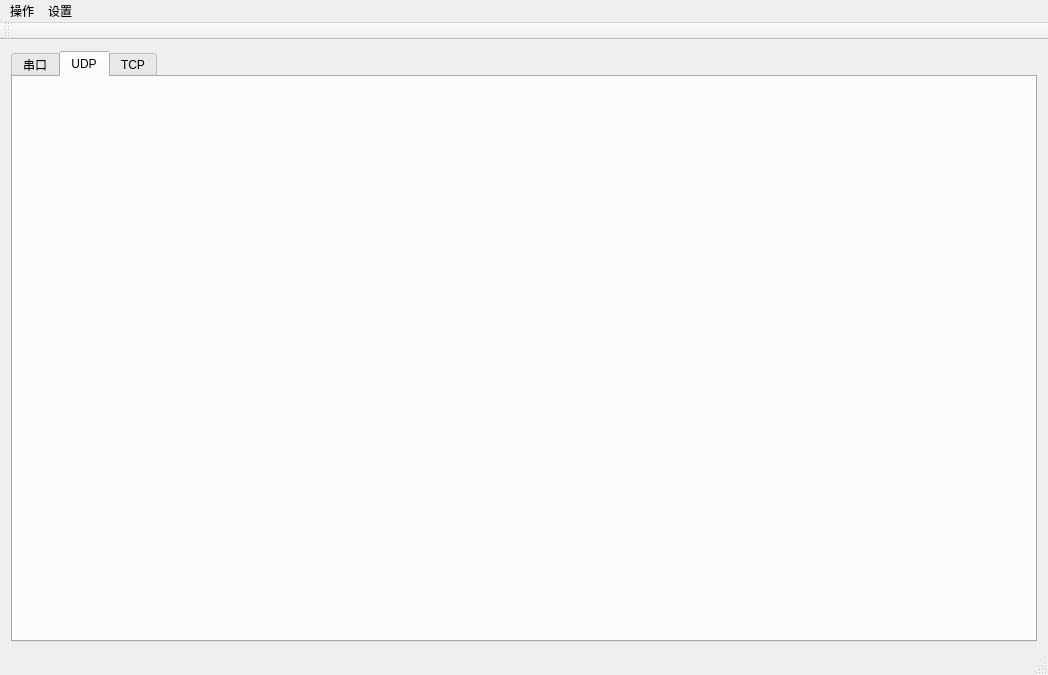
Qt form mainwindow.ui (tongxuenihao/qtMulti-functionTool) before a commit.
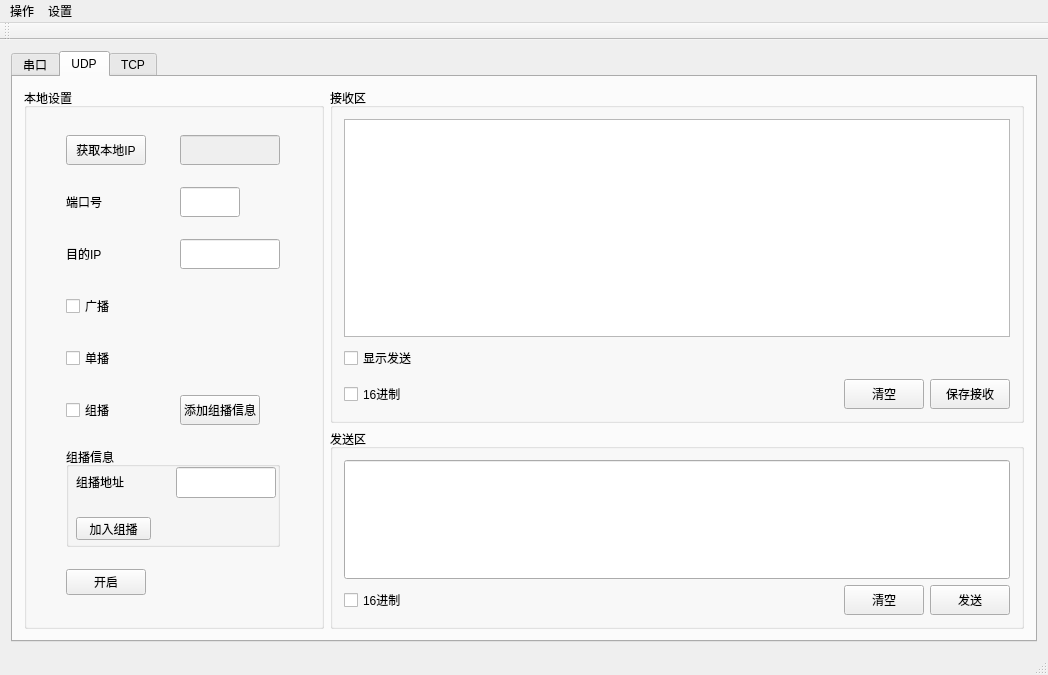
The same form after that commit. The open tabs and pages were chosen to show the change.

```diff
--- a/mainwindow.ui
+++ b/mainwindow.ui
@@ -15,11 +15,11 @@
   </property>
   <widget class="QWidget" name="centralWidget">
    <layout class="QGridLayout" name="gridLayout">
-    <item row="0" column="0">
+    <item row="1" column="0">
      <widget class="QTabWidget" name="tabWidget">
       <property name="maximumSize">
        <size>
-        <width>1030</width>
+        <width>16777215</width>
         <height>16777215</height>
        </size>
       </property>
@@ -397,6 +397,434 @@
        <attribute name="title">
         <string>UDP</string>
        </attribute>
+       <layout class="QGridLayout" name="gridLayout_5">
+        <item row="0" column="0" rowspan="2">
+         <widget class="QGroupBox" name="groupBox_4">
+          <property name="sizePolicy">
+           <sizepolicy hsizetype="Expanding" vsizetype="Expanding">
+            <horstretch>0</horstretch>
+            <verstretch>0</verstretch>
+           </sizepolicy>
+          </property>
+          <property name="maximumSize">
+           <size>
+            <width>300</width>
+            <height>16777215</height>
+           </size>
+          </property>
+          <property name="title">
+           <string>本地设置</string>
+          </property>
+          <layout class="QGridLayout" name="gridLayout_8">
+           <item row="0" column="0">
+            <widget class="QPushButton" name="pushButton_19">
+             <property name="maximumSize">
+              <size>
+               <width>80</width>
+               <height>30</height>
+              </size>
+             </property>
+             <property name="text">
+              <string>获取本地IP</string>
+             </property>
+            </widget>
+           </item>
+           <item row="6" column="0" colspan="2">
+            <widget class="QGroupBox" name="groupBox_7">
+             <property name="maximumSize">
+              <size>
+               <width>16777215</width>
+               <height>100</height>
+              </size>
+             </property>
+             <property name="title">
+              <string>组播信息</string>
+             </property>
+             <widget class="QLabel" name="label_15">
+              <property name="geometry">
+               <rect>
+                <x>10</x>
+                <y>20</y>
+                <width>54</width>
+                <height>30</height>
+               </rect>
+              </property>
+              <property name="maximumSize">
+               <size>
+                <width>16777215</width>
+                <height>30</height>
+               </size>
+              </property>
+              <property name="text">
+               <string>组播地址</string>
+              </property>
+             </widget>
+             <widget class="QLineEdit" name="lineEdit_12">
+              <property name="geometry">
+               <rect>
+                <x>110</x>
+                <y>20</y>
+                <width>100</width>
+                <height>31</height>
+               </rect>
+              </property>
+              <property name="maximumSize">
+               <size>
+                <width>100</width>
+                <height>16777215</height>
+               </size>
+              </property>
+              <property name="toolTip">
+               <string/>
+              </property>
+             </widget>
+             <widget class="QPushButton" name="pushButton_3">
+              <property name="geometry">
+               <rect>
+                <x>10</x>
+                <y>70</y>
+                <width>75</width>
+                <height>23</height>
+               </rect>
+              </property>
+              <property name="maximumSize">
+               <size>
+                <width>16777215</width>
+                <height>30</height>
+               </size>
+              </property>
+              <property name="text">
+               <string>加入组播</string>
+              </property>
+             </widget>
+            </widget>
+           </item>
+           <item row="4" column="0">
+            <widget class="QCheckBox" name="checkBox_4">
+             <property name="maximumSize">
+              <size>
+               <width>16777215</width>
+               <height>30</height>
+              </size>
+             </property>
+             <property name="text">
+              <string>单播</string>
+             </property>
+            </widget>
+           </item>
+           <item row="5" column="1">
+            <widget class="QPushButton" name="pushButton_2">
+             <property name="maximumSize">
+              <size>
+               <width>80</width>
+               <height>30</height>
+              </size>
+             </property>
+             <property name="text">
+              <string>添加组播信息</string>
+             </property>
+            </widget>
+           </item>
+           <item row="2" column="0">
+            <widget class="QLabel" name="label_10">
+             <property name="text">
+              <string>目的IP</string>
+             </property>
+            </widget>
+           </item>
+           <item row="0" column="1">
+            <widget class="QLineEdit" name="lineEdit_3">
+             <property name="enabled">
+              <bool>false</bool>
+             </property>
+             <property name="sizePolicy">
+              <sizepolicy hsizetype="Expanding" vsizetype="Expanding">
+               <horstretch>0</horstretch>
+               <verstretch>0</verstretch>
+              </sizepolicy>
+             </property>
+             <property name="maximumSize">
+              <size>
+               <width>100</width>
+               <height>30</height>
+              </size>
+             </property>
+            </widget>
+           </item>
+           <item row="1" column="0">
+            <widget class="QLabel" name="label_9">
+             <property name="text">
+              <string>端口号</string>
+             </property>
+            </widget>
+           </item>
+           <item row="5" column="0">
+            <widget class="QCheckBox" name="checkBox_6">
+             <property name="maximumSize">
+              <size>
+               <width>16777215</width>
+               <height>30</height>
+              </size>
+             </property>
+             <property name="text">
+              <string>组播</string>
+             </property>
+            </widget>
+           </item>
+           <item row="2" column="1">
+            <widget class="QLineEdit" name="lineEdit_7">
+             <property name="maximumSize">
+              <size>
+               <width>100</width>
+               <height>30</height>
+              </size>
+             </property>
+            </widget>
+           </item>
+           <item row="3" column="0">
+            <widget class="QCheckBox" name="checkBox_3">
+             <property name="maximumSize">
+              <size>
+               <width>16777215</width>
+               <height>30</height>
+              </size>
+             </property>
+             <property name="text">
+              <string>广播</string>
+             </property>
+            </widget>
+           </item>
+           <item row="1" column="1">
+            <widget class="QLineEdit" name="lineEdit_4">
+             <property name="maximumSize">
+              <size>
+               <width>60</width>
+               <height>30</height>
+              </size>
+             </property>
+            </widget>
+           </item>
+           <item row="7" column="0">
+            <widget class="QPushButton" name="pushButton_4">
+             <property name="text">
+              <string>开启</string>
+             </property>
+            </widget>
+           </item>
+          </layout>
+         </widget>
+        </item>
+        <item row="0" column="1">
+         <widget class="QGroupBox" name="groupBox_5">
+          <property name="sizePolicy">
+           <sizepolicy hsizetype="Expanding" vsizetype="Expanding">
+            <horstretch>0</horstretch>
+            <verstretch>0</verstretch>
+           </sizepolicy>
+          </property>
+          <property name="title">
+           <string>接收区</string>
+          </property>
+          <property name="alignment">
+           <set>Qt::AlignLeading|Qt::AlignLeft|Qt::AlignTop</set>
+          </property>
+          <layout class="QGridLayout" name="gridLayout_7">
+           <item row="2" column="2">
+            <widget class="QPushButton" name="pushButton_5">
+             <property name="sizePolicy">
+              <sizepolicy hsizetype="Expanding" vsizetype="Expanding">
+               <horstretch>0</horstretch>
+               <verstretch>0</verstretch>
+              </sizepolicy>
+             </property>
+             <property name="maximumSize">
+              <size>
+               <width>80</width>
+               <height>30</height>
+              </size>
+             </property>
+             <property name="text">
+              <string>清空</string>
+             </property>
+            </widget>
+           </item>
+           <item row="2" column="0">
+            <widget class="QCheckBox" name="checkBox_8">
+             <property name="sizePolicy">
+              <sizepolicy hsizetype="Expanding" vsizetype="Expanding">
+               <horstretch>0</horstretch>
+               <verstretch>0</verstretch>
+              </sizepolicy>
+             </property>
+             <property name="maximumSize">
+              <size>
+               <width>16777215</width>
+               <height>30</height>
+              </size>
+             </property>
+             <property name="text">
+              <string>16进制</string>
+             </property>
+            </widget>
+           </item>
+           <item row="0" column="0" colspan="4">
+            <widget class="QTextBrowser" name="textBrowser_2">
+             <property name="sizePolicy">
+              <sizepolicy hsizetype="Expanding" vsizetype="Expanding">
+               <horstretch>0</horstretch>
+               <verstretch>0</verstretch>
+              </sizepolicy>
+             </property>
+             <property name="minimumSize">
+              <size>
+               <width>0</width>
+               <height>0</height>
+              </size>
+             </property>
+             <property name="maximumSize">
+              <size>
+               <width>16777215</width>
+               <height>16777215</height>
+              </size>
+             </property>
+             <property name="layoutDirection">
+              <enum>Qt::RightToLeft</enum>
+             </property>
+            </widget>
+           </item>
+           <item row="2" column="3">
+            <widget class="QPushButton" name="pushButton_7">
+             <property name="sizePolicy">
+              <sizepolicy hsizetype="Expanding" vsizetype="Expanding">
+               <horstretch>0</horstretch>
+               <verstretch>0</verstretch>
+              </sizepolicy>
+             </property>
+             <property name="maximumSize">
+              <size>
+               <width>80</width>
+               <height>30</height>
+              </size>
+             </property>
+             <property name="text">
+              <string>保存接收</string>
+             </property>
+            </widget>
+           </item>
+           <item row="1" column="0">
+            <widget class="QCheckBox" name="checkBox_9">
+             <property name="sizePolicy">
+              <sizepolicy hsizetype="Expanding" vsizetype="Expanding">
+               <horstretch>0</horstretch>
+               <verstretch>0</verstretch>
+              </sizepolicy>
+             </property>
+             <property name="maximumSize">
+              <size>
+               <width>80</width>
+               <height>30</height>
+              </size>
+             </property>
+             <property name="text">
+              <string>显示发送</string>
+             </property>
+            </widget>
+           </item>
+          </layout>
+         </widget>
+        </item>
+        <item row="1" column="1">
+         <widget class="QGroupBox" name="groupBox_6">
+          <property name="sizePolicy">
+           <sizepolicy hsizetype="Expanding" vsizetype="Expanding">
+            <horstretch>0</horstretch>
+            <verstretch>0</verstretch>
+           </sizepolicy>
+          </property>
+          <property name="maximumSize">
+           <size>
+            <width>16777215</width>
+            <height>200</height>
+           </size>
+          </property>
+          <property name="title">
+           <string>发送区</string>
+          </property>
+          <layout class="QGridLayout" name="gridLayout_6">
+           <item row="3" column="1">
+            <widget class="QPushButton" name="pushButton_10">
+             <property name="sizePolicy">
+              <sizepolicy hsizetype="Preferred" vsizetype="Expanding">
+               <horstretch>0</horstretch>
+               <verstretch>0</verstretch>
+              </sizepolicy>
+             </property>
+             <property name="maximumSize">
+              <size>
+               <width>80</width>
+               <height>30</height>
+              </size>
+             </property>
+             <property name="text">
+              <string>清空</string>
+             </property>
+            </widget>
+           </item>
+           <item row="0" column="0" colspan="3">
+            <widget class="QLineEdit" name="lineEdit_13">
+             <property name="sizePolicy">
+              <sizepolicy hsizetype="Ignored" vsizetype="Expanding">
+               <horstretch>0</horstretch>
+               <verstretch>0</verstretch>
+              </sizepolicy>
+             </property>
+            </widget>
+           </item>
+           <item row="3" column="0">
+            <widget class="QCheckBox" name="checkBox_10">
+             <property name="sizePolicy">
+              <sizepolicy hsizetype="Preferred" vsizetype="Expanding">
+               <horstretch>0</horstretch>
+               <verstretch>0</verstretch>
+              </sizepolicy>
+             </property>
+             <property name="minimumSize">
+              <size>
+               <width>50</width>
+               <height>0</height>
+              </size>
+             </property>
+             <property name="maximumSize">
+              <size>
+               <width>16777215</width>
+               <height>30</height>
+              </size>
+             </property>
+             <property name="layoutDirection">
+              <enum>Qt::LeftToRight</enum>
+             </property>
+             <property name="text">
+              <string>16进制</string>
+             </property>
+            </widget>
+           </item>
+           <item row="3" column="2">
+            <widget class="QPushButton" name="pushButton_20">
+             <property name="maximumSize">
+              <size>
+               <width>80</width>
+               <height>30</height>
+              </size>
+             </property>
+             <property name="text">
+              <string>发送</string>
+             </property>
+            </widget>
+           </item>
+          </layout>
+         </widget>
+        </item>
+       </layout>
       </widget>
       <widget class="QWidget" name="tab_2">
        <attribute name="title">
```
Left out of the diff: 2 changed lines with no effect on the pictures.
